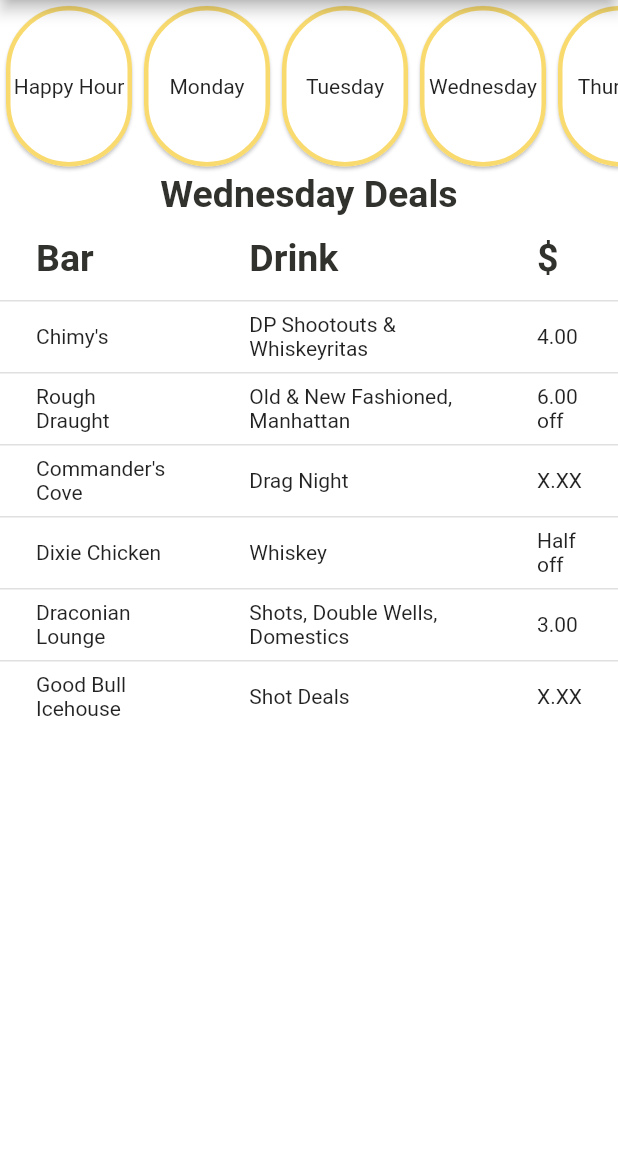
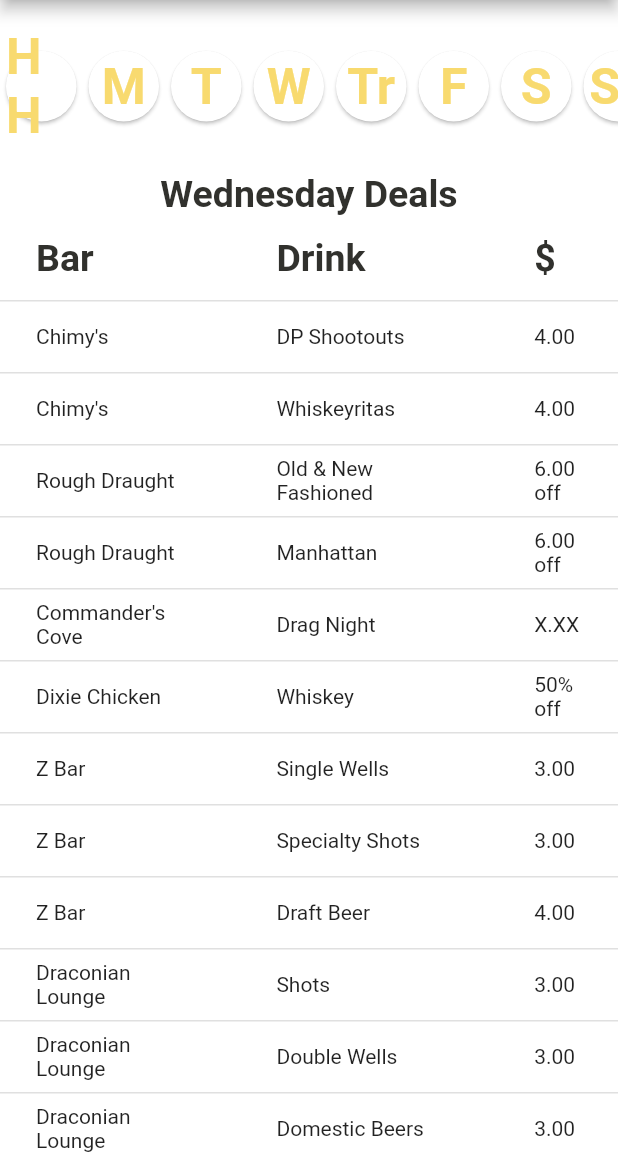
Before and after one commit to adriangl98/Clink, a Flutter app: the screen it shows after launch, on a phone screen of 412 x 824 dp, the part 84-1236 px from its top. Run offline on Flutter 3.47's test engine with Material 2 defaults, Android fonts, the phone set to English and light mode, and no system bars.

Commit message:
updated daily deals

```diff
--- a/lib/deal_brain.dart
+++ b/lib/deal_brain.dart
@@ -7,12 +7,20 @@
 
   mondayDeals() {
     _books = [
+      {'Bar': 'Rough Draught', 'Drinks': 'Mules', 'Price': '5.00'},
+      {'Bar': 'Rough Draught', 'Drinks': 'Mint Juleps', 'Price': '5.00'},
+      {'Bar': 'Dixie Chicken', 'Drinks': 'Chuggers', 'Price': '5.00'},
       {
-        'Bar': 'Rough Draught',
-        'Drinks': 'Mules and Mint Juleps',
+        'Bar': 'Commander\'s Cove',
+        'Drinks': 'House Margaritas',
+        'Price': '4.00'
+      },
+      {
+        'Bar': 'Commander\'s Cove',
+        'Drinks': 'Flavored Margaritas',
         'Price': '5.00'
       },
-      {'Bar': 'Dixie Chicken', 'Drinks': 'Chuggers', 'Price': '5.00'},
+      {'Bar': 'Commander\'s Cove', 'Drinks': 'Mexican Beer', 'Price': '3.50'},
     ];
     return _books;
   }
@@ -28,8 +36,14 @@
       {'Bar': 'Rebel Draft House', 'Drinks': 'Teas', 'Price': '2.75'},
       {'Bar': 'Rough Draught', 'Drinks': 'All Whiskey', 'Price': '2.00 off'},
       {'Bar': 'Rough Draught', 'Drinks': 'All Beer', 'Price': '1.00 off'},
-      {'Bar': 'The Spot', 'Drinks': 'Wells & Shots', 'Price': '2.50'},
-      {'Bar': 'The Spot', 'Drinks': 'Bottles & Seltzers', 'Price': '2.50'},
+      {'Bar': 'The Spot', 'Drinks': 'Specialty Shots', 'Price': '2.50'},
+      {'Bar': 'The Spot', 'Drinks': 'Hard Seltzers', 'Price': '2.50'},
+      {'Bar': 'The Spot', 'Drinks': 'Single Wells', 'Price': '2.50'},
+      {'Bar': 'The Spot', 'Drinks': 'Beer Bottles', 'Price': '2.50'},
+      {'Bar': 'Icon', 'Drinks': 'Single Wells', 'Price': '1.00'},
+      {'Bar': 'Icon', 'Drinks': 'Double Wells', 'Price': '2.00'},
+      {'Bar': 'Icon', 'Drinks': 'Shot Specials', 'Price': '4.00'},
+      {'Bar': 'Icon', 'Drinks': 'Liqour Pitchers', 'Price': '8.00'},
       {
         'Bar': 'Commander\'s Cove',
         'Drinks': 'House Margaritas',
@@ -42,69 +56,70 @@
       },
       {'Bar': 'Commander\'s Cove', 'Drinks': 'Mexican Beer', 'Price': '3.50'},
       {'Bar': 'Dixie Chicken', 'Drinks': 'Pitchers', 'Price': 'X.XX'},
-      {
-        'Bar': 'Draconian Lounge',
-        'Drinks': 'Shots, Double Wells, Domestics',
-        'Price': '3.00'
-      },
-      {'Bar': 'Good Bull Icehouse', 'Drinks': 'Shot Deals', 'Price': 'X.XX'},
+      {'Bar': 'Draconian Lounge', 'Drinks': 'Shots', 'Price': '3.00'},
+      {'Bar': 'Draconian Lounge', 'Drinks': 'Double Wells', 'Price': '3.00'},
+      {'Bar': 'Draconian Lounge', 'Drinks': 'Domestic Beers', 'Price': '3.00'},
+      {'Bar': 'Dry Bean', 'Drinks': 'Specialty Shots', 'Price': '4.00'},
     ];
     return _books;
   }
 
   wednesdayDeals() {
     _books = [
-      {
-        'Bar': 'Chimy\'s',
-        'Drinks': 'DP Shootouts & Whiskeyritas',
-        'Price': '4.00'
-      },
+      {'Bar': 'Chimy\'s', 'Drinks': 'DP Shootouts', 'Price': '4.00'},
+      {'Bar': 'Chimy\'s', 'Drinks': 'Whiskeyritas', 'Price': '4.00'},
       {
         'Bar': 'Rough Draught',
-        'Drinks': 'Old & New Fashioned, Manhattan',
+        'Drinks': 'Old & New Fashioned',
         'Price': '6.00 off'
       },
+      {'Bar': 'Rough Draught', 'Drinks': 'Manhattan', 'Price': '6.00 off'},
       {'Bar': 'Commander\'s Cove', 'Drinks': 'Drag Night', 'Price': 'X.XX'},
-      {'Bar': 'Dixie Chicken', 'Drinks': 'Whiskey', 'Price': 'Half off'},
-      {
-        'Bar': 'Draconian Lounge',
-        'Drinks': 'Shots, Double Wells, Domestics',
-        'Price': '3.00'
-      },
-      {'Bar': 'Good Bull Icehouse', 'Drinks': 'Shot Deals', 'Price': 'X.XX'},
+      {'Bar': 'Dixie Chicken', 'Drinks': 'Whiskey', 'Price': '50% off'},
+      {'Bar': 'Z Bar', 'Drinks': 'Single Wells', 'Price': '3.00'},
+      {'Bar': 'Z Bar', 'Drinks': 'Specialty Shots', 'Price': '3.00'},
+      {'Bar': 'Z Bar', 'Drinks': 'Draft Beer', 'Price': '4.00'},
+      {'Bar': 'Draconian Lounge', 'Drinks': 'Shots', 'Price': '3.00'},
+      {'Bar': 'Draconian Lounge', 'Drinks': 'Double Wells', 'Price': '3.00'},
+      {'Bar': 'Draconian Lounge', 'Drinks': 'Domestic Beers', 'Price': '3.00'},
+      {'Bar': 'Dry Bean', 'Drinks': 'Specialty Shots', 'Price': '4.00'},
+      {'Bar': 'The Tap', 'Drinks': 'MegaPints', 'Price': '6.50'},
+      {'Bar': 'The Tap', 'Drinks': 'Single Wellst', 'Price': '3.00'},
+      {'Bar': 'The Tap', 'Drinks': 'Shot Specials', 'Price': '3.00'},
     ];
     return _books;
   }
 
   thursdayDeals() {
     _books = [
-      {'Bar': 'Rough Draught', 'Drinks': 'All Whiskey', 'Price': '2.00 off'},
-      {'Bar': 'Rough Draught', 'Drinks': 'All Beer', 'Price': '1.00 off'},
+      {'Bar': 'Rough Draught', 'Drinks': 'Texas Whiskey', 'Price': '2.00 off'},
+      {'Bar': 'Rough Draught', 'Drinks': 'Tap Beer', 'Price': '1.00 off'},
       {'Bar': 'Duddleys Draw', 'Drinks': 'Well Shots', 'Price': '2.50'},
       {'Bar': 'Duddley\'s Draw', 'Drinks': 'Grandslams', 'Price': '6.00'},
       {'Bar': 'Dry Bean', 'Drinks': 'Specialty Shots', 'Price': '4.00'},
       {'Bar': 'Backyard', 'Drinks': 'Wells', 'Price': '1.50'},
-      {
-        'Bar': 'Cedar Lane',
-        'Drinks': 'Beers and Wells 9-11pm',
-        'Price': '1.00'
-      },
-      {'Bar': 'Paddock', 'Drinks': 'Long Island Iced Tea', 'Price': 'X.XX'},
+      {'Bar': 'Cedar Lane', 'Drinks': 'Draft Beers 9-11pm', 'Price': '1.00'},
+      {'Bar': 'Cedar Lane', 'Drinks': 'Single Wells 9-11pm', 'Price': '1.00'},
       {'Bar': 'Commander\'s Cove', 'Drinks': 'Wells', 'Price': '2.00'},
       {'Bar': 'Commander\'s Cove', 'Drinks': 'Domestics', 'Price': '3.00'},
-      {'Bar': 'O\'Bannon\'s', 'Drinks': 'Drafts', 'Price': 'Half off'},
+      {'Bar': 'O\'Bannon\'s', 'Drinks': 'Drafts', 'Price': '50% off'},
       {'Bar': 'Dixie Chicken', 'Drinks': 'Pints', 'Price': '2.00'},
       {'Bar': 'Shiner Park', 'Drinks': 'Wells', 'Price': '1.00'},
       {'Bar': 'Shiner Park', 'Drinks': 'Champagne', 'Price': '5.00'},
       {'Bar': 'Hurricane Harry\'s', 'Drinks': 'Wells', 'Price': '2.00'},
-      {'Bar': 'Hurricane Harry\'s', 'Drinks': 'Domestics', 'Price': '3.00'},
       {
-        'Bar': 'Draconian Lounge',
-        'Drinks': 'Shots, Double Wells, Domestics',
+        'Bar': 'Hurricane Harry\'s',
+        'Drinks': 'Domestic Beers',
         'Price': '3.00'
       },
+      {'Bar': 'Draconian Lounge', 'Drinks': 'Shots', 'Price': '3.00'},
+      {'Bar': 'Draconian Lounge', 'Drinks': 'Double Wells', 'Price': '3.00'},
+      {'Bar': 'Draconian Lounge', 'Drinks': 'Domestic Beers', 'Price': '3.00'},
       {'Bar': 'Good Bull Icehouse', 'Drinks': 'Caprifun', 'Price': '5.00'},
       {'Bar': 'Good Bull Icehouse', 'Drinks': 'Pitchers', 'Price': '10.00'},
+      {'Bar': 'Z Bar', 'Drinks': 'Pickle Shots', 'Price': '3.00'},
+      {'Bar': 'Z Bar', 'Drinks': 'Beer Bottles', 'Price': '3.00'},
+      {'Bar': 'Z Bar', 'Drinks': 'Draft Beer', 'Price': '4.00'},
     ];
     return _books;
   }
@@ -115,14 +130,13 @@
       {'Bar': 'Paddock', 'Drinks': 'Fishbowl', 'Price': '10.00'},
       {'Bar': 'Commander\'s Cove', 'Drinks': 'Margaritas', 'Price': '6.00'},
       {'Bar': 'Commander\'s Cove', 'Drinks': 'Shots', 'Price': '3.00'},
-      {
-        'Bar': 'O\'Bannon\'s',
-        'Drinks': 'Guinness, Irish Tea, Car Bombs 8-2am',
-        'Price': '4.00'
-      },
+      {'Bar': 'O\'Bannon\'s', 'Drinks': 'Car Bombs 8-2am', 'Price': '4.00'},
+      {'Bar': 'O\'Bannon\'s', 'Drinks': 'Irish Tea 8-2am', 'Price': '4.00'},
+      {'Bar': 'O\'Bannon\'s', 'Drinks': 'Guinness 8-2am', 'Price': '4.00'},
       {'Bar': 'Good Bull Icehouse', 'Drinks': 'Caprifun', 'Price': '5.00'},
       {'Bar': 'Good Bull Icehouse', 'Drinks': 'Lone Star', 'Price': '3.50'},
       {'Bar': 'Good Bull Icehouse', 'Drinks': 'Starfucker', 'Price': '3.50'},
+      {'Bar': 'Z Bar', 'Drinks': 'Shot Specials', 'Price': '4.00'},
       {'Bar': 'The Tap', 'Drinks': 'Piano Bar', 'Price': 'X.XX'},
     ];
     return _books;
@@ -131,12 +145,17 @@
   saturdayDeals() {
     _books = [
       {'Bar': 'Dry Bean', 'Drinks': 'Specialty Shots', 'Price': '4.00'},
-      {'Bar': 'O\'Bannon\'s', 'Drinks': 'BWD Beers', 'Price': '2.00 off'},
+      {
+        'Bar': 'O\'Bannon\'s',
+        'Drinks': 'Black Water Draw Beers',
+        'Price': '2.00 off'
+      },
       {
         'Bar': 'O\'Bannon\'s',
         'Drinks': 'Mint Chocolate Chip Shots',
         'Price': '4.00'
       },
+      {'Bar': 'Z Bar', 'Drinks': 'Double Deep Eddys', 'Price': '7.00'},
     ];
     return _books;
   }
@@ -152,9 +171,15 @@
       },
       {'Bar': 'The Spot', 'Drinks': 'Bloody Marry', 'Price': '4.00'},
       {'Bar': 'The Spot', 'Drinks': 'Mimosa Pitcher', 'Price': '12.00'},
-      {'Bar': 'Dixie Chicken', 'Drinks': 'Pitchers', 'Price': 'X.XX'},
       {'Bar': 'Hurricane Harry\'s', 'Drinks': 'Wells', 'Price': '2.00'},
-      {'Bar': 'Hurricane Harry\'s', 'Drinks': 'Domestics', 'Price': '3.00'},
+      {
+        'Bar': 'Hurricane Harry\'s',
+        'Drinks': 'Domestic Beers',
+        'Price': '3.00'
+      },
+      {'Bar': 'Z Bar', 'Drinks': 'Freezer Shots', 'Price': '3.00'},
+      {'Bar': 'Z Bar', 'Drinks': 'Martinis', 'Price': '4.00'},
+      {'Bar': 'Z Bar', 'Drinks': 'Bloody Mary', 'Price': '5.00'},
     ];
     return _books;
   }
@@ -174,10 +199,10 @@
         'Drinks': 'Craft Beer Pints 4-8',
         'Price': '3.50'
       },
+      {'Bar': 'Z Bar', 'Drinks': 'Zake Bomb', 'Price': '4.50'},
       {'Bar': 'Logies', 'Drinks': 'Montucky', 'Price': '3.00'},
       {'Bar': 'Commander\'s Cove', 'Drinks': 'Rumble Shots', 'Price': '4.00'},
       {'Bar': 'Commander\'s Cove', 'Drinks': 'Pickle Shots', 'Price': '3.00'},
-      {'Bar': 'Dixie Chicken', 'Drinks': '4-8??', 'Price': 'X.XX'},
     ];
     return _books;
   }
--- a/lib/main.dart
+++ b/lib/main.dart
@@ -42,14 +42,10 @@
 
   SizedBox dayCard(String txt) {
     return SizedBox(
-      height: 50.5,
-      width: 92,
+      width: 55.0,
       child: Card(
         color: Colors.white,
-        shape: RoundedRectangleBorder(
-          side: BorderSide(color: Color.fromRGBO(248, 218, 111, 1), width: 3),
-          borderRadius: BorderRadius.circular(80),
-        ),
+        shape: CircleBorder(side: BorderSide.none),
         child: InkWell(
           splashColor: Color.fromRGBO(248, 218, 111, 1),
           onTap: () {
@@ -83,11 +79,14 @@
               },
             );
           },
-          child: Container(
-            width: 90.0,
-            child: Align(
-              alignment: Alignment.center,
-              child: Text(txt),
+          child: Align(
+            alignment: Alignment.center,
+            child: Text(
+              txt,
+              style: TextStyle(
+                  color: Color.fromRGBO(248, 218, 111, 1),
+                  fontWeight: FontWeight.bold,
+                  fontSize: 33.5),
             ),
           ),
         ),
@@ -112,14 +111,14 @@
             child: ListView(
               scrollDirection: Axis.horizontal,
               children: <Widget>[
-                dayCard('Happy Hour'),
-                dayCard('Monday'),
-                dayCard('Tuesday'),
-                dayCard('Wednesday'),
-                dayCard('Thursday'),
-                dayCard('Friday'),
-                dayCard('Saturday'),
-                dayCard('Sunday'),
+                dayCard('HH'),
+                dayCard('M'),
+                dayCard('T'),
+                dayCard('W'),
+                dayCard('Tr'),
+                dayCard('F'),
+                dayCard('S'),
+                dayCard('Su'),
               ],
             ),
           ),
```
